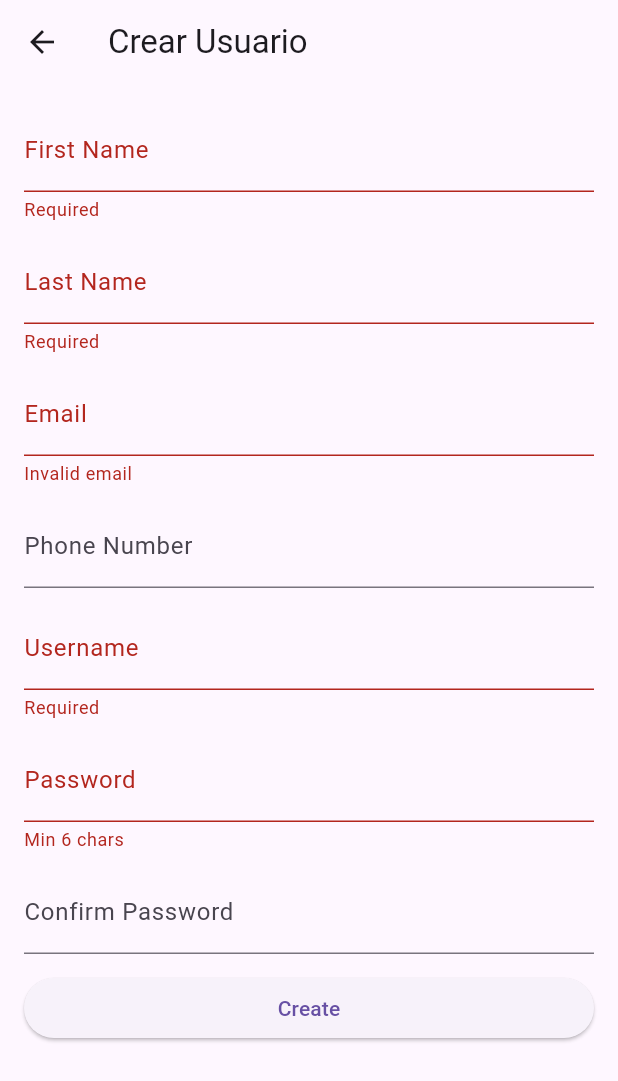
After one commit to LucelyMendoza/App_iOS_Centro_Cultural, a Flutter app: the UserFormView screen opened directly, after a tap on "Create", on a phone screen of 412 x 824 dp. The commit adds this screen. Shown: the top 1081 px of the screen. Run offline on Flutter 3.47's test engine with Material 3 defaults, Android fonts, the phone set to English and light mode, and no system bars; drawn by our look-alikes of flutter_platform_widgets; our stand-ins replace cloud_firestore, firebase_core, flutter_blue_plus, flutter_riverpod, flutter_tts, permission_handler; accounts and stored records are empty; project files that could hold a hidden picture were left out.

Commit message:
Linking with firebase and create a CRUD for users

```diff
--- /dev/null
+++ b/devtools_options.yaml
@@ -0,0 +1,3 @@
+description: This file stores settings for Dart & Flutter DevTools.
+documentation: https://docs.flutter.dev/tools/devtools/extensions#configure-extension-enablement-states
+extensions:
--- a/lib/models/gallery.dart
+++ b/lib/models/gallery.dart
@@ -1,7 +1,15 @@
+import 'painting.dart';
+
 class Gallery {
   final String title;
   final String location;
   final String image;
+  final List<Painting> paintings;
 
-  Gallery({required this.title, required this.location, required this.image});
+  Gallery({
+    required this.title,
+    required this.location,
+    required this.image,
+    this.paintings = const [],
+  });
 }
--- /dev/null
+++ b/lib/models/user.dart
@@ -0,0 +1,47 @@
+import 'package:cloud_firestore/cloud_firestore.dart';
+
+class User {
+  String id;
+  String firstName;
+  String lastName;
+  String email;
+  String phoneNumber;
+  String username;
+  String? password; // solo usado en creación, no se suele guardar en cliente
+
+  User({
+    required this.id,
+    required this.firstName,
+    required this.lastName,
+    required this.email,
+    required this.phoneNumber,
+    required this.username,
+    this.password,
+  });
+
+  factory User.fromDoc(DocumentSnapshot doc) {
+    final data = doc.data()! as Map<String, dynamic>;
+    return User(
+      id: doc.id,
+      firstName: data['firstName'] as String,
+      lastName: data['lastName'] as String,
+      email: data['email'] as String,
+      phoneNumber: data['phoneNumber'] as String,
+      username: data['username'] as String,
+    );
+  }
+
+  Map<String, dynamic> toMap() {
+    final map = <String, dynamic>{
+      'firstName': firstName,
+      'lastName': lastName,
+      'email': email,
+      'phoneNumber': phoneNumber,
+      'username': username,
+    };
+    if (password != null) {
+      map['password'] = password; // opcional: enrutar a función de creación
+    }
+    return map;
+  }
+}
--- /dev/null
+++ b/lib/view_models/user_viewmodel.dart
@@ -0,0 +1,45 @@
+import 'package:flutter/material.dart';
+import 'package:cloud_firestore/cloud_firestore.dart';
+import '../models/user.dart';
+
+class UserViewModel extends ChangeNotifier {
+  final CollectionReference _col = FirebaseFirestore.instance.collection(
+    'users',
+  );
+
+  List<User> _users = [];
+  bool _isLoading = false;
+
+  List<User> get users => _users;
+  bool get isLoading => _isLoading;
+
+  /// Carga inicial de todos los usuarios
+  Future<void> loadUsers() async {
+    _isLoading = true;
+    notifyListeners();
+
+    final snapshot = await _col.get();
+    _users = snapshot.docs.map((doc) => User.fromDoc(doc)).toList();
+
+    _isLoading = false;
+    notifyListeners();
+  }
+
+  /// Crea un usuario nuevo (usa campo password si está presente)
+  Future<void> createUser(User user) async {
+    await _col.add(user.toMap());
+    await loadUsers();
+  }
+
+  /// Actualiza datos de un usuario existente
+  Future<void> updateUser(User user) async {
+    await _col.doc(user.id).update(user.toMap());
+    await loadUsers();
+  }
+
+  /// Elimina un usuario por ID
+  Future<void> deleteUser(String id) async {
+    await _col.doc(id).delete();
+    await loadUsers();
+  }
+}
--- /dev/null
+++ b/lib/views/user_crud_view.dart
@@ -0,0 +1,239 @@
+// lib/views/user_crud_view.dart
+
+import 'package:flutter/material.dart';
+import 'package:provider/provider.dart';
+import '../view_models/user_viewmodel.dart';
+import '../models/user.dart';
+
+/// -------------------------------------------------
+/// 1. Lista de Usuarios
+/// -------------------------------------------------
+class UserListView extends StatelessWidget {
+  const UserListView({Key? key}) : super(key: key);
+
+  @override
+  Widget build(BuildContext context) {
+    return ChangeNotifierProvider(
+      create: (_) => UserViewModel()..loadUsers(),
+      child: Scaffold(
+        appBar: AppBar(title: const Text('Usuarios')),
+        body: Consumer<UserViewModel>(
+          builder: (context, vm, _) {
+            if (vm.isLoading) {
+              return const Center(child: CircularProgressIndicator());
+            }
+            if (vm.users.isEmpty) {
+              return const Center(child: Text('No hay usuarios aún.'));
+            }
+            return ListView.builder(
+              itemCount: vm.users.length,
+              itemBuilder: (context, i) {
+                final u = vm.users[i];
+                return ListTile(
+                  leading: const Icon(Icons.person),
+                  title: Text('${u.firstName} ${u.lastName}'),
+                  subtitle: Text(u.email),
+                  trailing: Row(
+                    mainAxisSize: MainAxisSize.min,
+                    children: [
+                      IconButton(
+                        icon: const Icon(Icons.edit),
+                        onPressed: () => Navigator.push(
+                          context,
+                          MaterialPageRoute(
+                            builder: (_) => ChangeNotifierProvider.value(
+                              value: Provider.of<UserViewModel>(
+                                context,
+                                listen: false,
+                              ),
+                              child: const UserFormView(),
+                            ),
+                          ),
+                        ),
+                      ),
+                      IconButton(
+                        icon: const Icon(Icons.delete),
+                        onPressed: () => vm.deleteUser(u.id),
+                      ),
+                    ],
+                  ),
+                );
+              },
+            );
+          },
+        ),
+        floatingActionButton: Consumer<UserViewModel>(
+          builder: (context, vm, _) => FloatingActionButton(
+            child: const Icon(Icons.add),
+            onPressed: () {
+              Navigator.push(
+                context,
+                MaterialPageRoute(
+                  builder: (context) => ChangeNotifierProvider.value(
+                    value: vm,
+                    child: const UserFormView(),
+                  ),
+                ),
+              );
+            },
+          ),
+        ),
+      ),
+    );
+  }
+}
+
+/// -------------------------------------------------
+/// 2. Formulario de Usuario (Crear / Editar)
+/// -------------------------------------------------
+class UserFormView extends StatefulWidget {
+  final User? user;
+  const UserFormView({Key? key, this.user}) : super(key: key);
+
+  @override
+  _UserFormViewState createState() => _UserFormViewState();
+}
+
+class _UserFormViewState extends State<UserFormView> {
+  final _formKey = GlobalKey<FormState>();
+
+  late final TextEditingController _firstNameCtrl;
+  late final TextEditingController _lastNameCtrl;
+  late final TextEditingController _emailCtrl;
+  late final TextEditingController _phoneCtrl;
+  late final TextEditingController _usernameCtrl;
+  late final TextEditingController _passwordCtrl;
+  late final TextEditingController _confirmPasswordCtrl;
+
+  @override
+  void initState() {
+    super.initState();
+    _firstNameCtrl = TextEditingController(text: widget.user?.firstName ?? '');
+    _lastNameCtrl = TextEditingController(text: widget.user?.lastName ?? '');
+    _emailCtrl = TextEditingController(text: widget.user?.email ?? '');
+    _phoneCtrl = TextEditingController(text: widget.user?.phoneNumber ?? '');
+    _usernameCtrl = TextEditingController(text: widget.user?.username ?? '');
+    _passwordCtrl = TextEditingController();
+    _confirmPasswordCtrl = TextEditingController();
+  }
+
+  @override
+  void dispose() {
+    _firstNameCtrl.dispose();
+    _lastNameCtrl.dispose();
+    _emailCtrl.dispose();
+    _phoneCtrl.dispose();
+    _usernameCtrl.dispose();
+    _passwordCtrl.dispose();
+    _confirmPasswordCtrl.dispose();
+    super.dispose();
+  }
+
+  @override
+  Widget build(BuildContext context) {
+    final vm = Provider.of<UserViewModel>(context, listen: false);
+    final isEditing = widget.user != null;
+
+    return Scaffold(
+      appBar: AppBar(
+        title: Text(isEditing ? 'Editar Usuario' : 'Crear Usuario'),
+      ),
+      body: Padding(
+        padding: const EdgeInsets.all(16),
+        child: Form(
+          key: _formKey,
+          child: ListView(
+            children: [
+              // Nombre y apellido
+              TextFormField(
+                controller: _firstNameCtrl,
+                decoration: const InputDecoration(labelText: 'First Name'),
+                validator: (v) => (v ?? '').isEmpty ? 'Required' : null,
+              ),
+              const SizedBox(height: 12),
+              TextFormField(
+                controller: _lastNameCtrl,
+                decoration: const InputDecoration(labelText: 'Last Name'),
+                validator: (v) => (v ?? '').isEmpty ? 'Required' : null,
+              ),
+              const SizedBox(height: 12),
+
+              // Email
+              TextFormField(
+                controller: _emailCtrl,
+                decoration: const InputDecoration(labelText: 'Email'),
+                keyboardType: TextInputType.emailAddress,
+                validator: (v) =>
+                    (v ?? '').contains('@') ? null : 'Invalid email',
+              ),
+              const SizedBox(height: 12),
+
+              // Teléfono
+              TextFormField(
+                controller: _phoneCtrl,
+                decoration: const InputDecoration(labelText: 'Phone Number'),
+                keyboardType: TextInputType.phone,
+              ),
+              const SizedBox(height: 12),
+
+              // Username
+              TextFormField(
+                controller: _usernameCtrl,
+                decoration: const InputDecoration(labelText: 'Username'),
+                validator: (v) => (v ?? '').isEmpty ? 'Required' : null,
+              ),
+              const SizedBox(height: 12),
+
+              // Solo en creación: password y confirmación
+              if (!isEditing) ...[
+                TextFormField(
+                  controller: _passwordCtrl,
+                  decoration: const InputDecoration(labelText: 'Password'),
+                  obscureText: true,
+                  validator: (v) => (v ?? '').length < 6 ? 'Min 6 chars' : null,
+                ),
+                const SizedBox(height: 12),
+                TextFormField(
+                  controller: _confirmPasswordCtrl,
+                  decoration: const InputDecoration(
+                    labelText: 'Confirm Password',
+                  ),
+                  obscureText: true,
+                  validator: (v) =>
+                      v != _passwordCtrl.text ? 'Passwords must match' : null,
+                ),
+                const SizedBox(height: 12),
+              ],
+
+              // Botón Crear/Actualizar
+              ElevatedButton(
+                child: Text(isEditing ? 'Update' : 'Create'),
+                onPressed: () {
+                  if (!_formKey.currentState!.validate()) return;
+
+                  final user = User(
+                    id: widget.user?.id ?? '',
+                    firstName: _firstNameCtrl.text.trim(),
+                    lastName: _lastNameCtrl.text.trim(),
+                    email: _emailCtrl.text.trim(),
+                    phoneNumber: _phoneCtrl.text.trim(),
+                    username: _usernameCtrl.text.trim(),
+                    password: isEditing ? null : _passwordCtrl.text,
+                  );
+
+                  if (isEditing) {
+                    vm.updateUser(user);
+                  } else {
+                    vm.createUser(user);
+                  }
+
+                  Navigator.of(context).pop();
+                },
+              ),
+            ],
+          ),
+        ),
+      ),
+    );
+  }
+}
```
Also changed, not shown: beaconlocalization-firebase-adminsdk-fbsvc-a93f530661.json (added, +13 -0 lines), lib/main.dart (+19 -9 lines), lib/view_models/paintings_viewmodel.dart (+7 -4 lines), lib/views/menu.dart (+24 -2 lines), lib/views/paintings_list_screen.dart (+43 -16 lines), lib/views/ubicacion_page.dart (+10 -0 lines), lib/views/welcome.dart (+2 -9 lines), pubspec.yaml (+12 -4 lines), assets/beacon.jpg (added), firebase.json (added), lib/firebase_options.dart (added), lib/models/painting.dart (line endings or trailing spaces), pubspec.lock, 10 other files.
